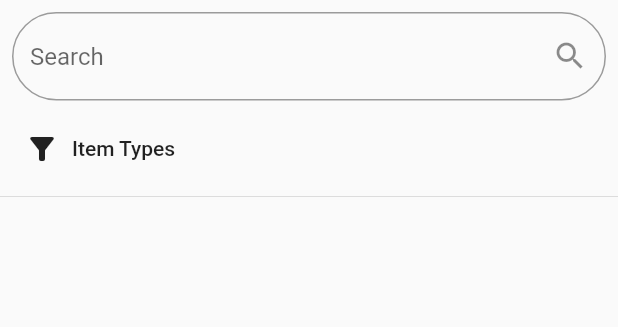
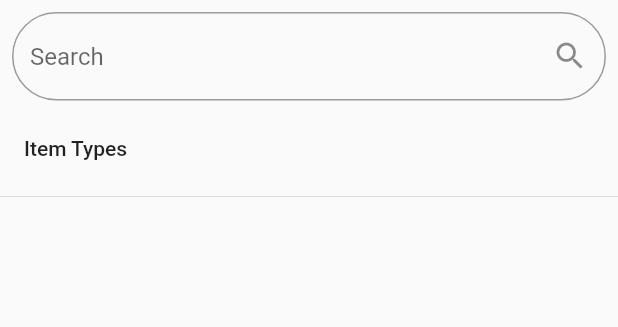
Before and after one commit to vehikl/spare-parts, a Flutter app: the InventoryView widget shown alone on an empty page, opened directly, on a phone screen of 412 x 824 dp. Shown: the top 327 px of the screen. Run offline on Flutter 3.47's test engine with Material 2 defaults, Android fonts, the phone set to English and light mode, and no system bars; our stand-ins replace cloud_firestore, cloud_functions, firebase_auth, firebase_core; accounts and stored records are empty; generated files the repository leaves out were written again; network calls fail.

```diff
--- a/lib/dtos/user_dto.dart
+++ b/lib/dtos/user_dto.dart
@@ -1,7 +1,21 @@
+import 'package:spare_parts/utilities/constants.dart';
+
 class UserDto {
   final String id;
   final String name;
   final String? photoUrl;
+  final UserRole role;
 
-  UserDto({required this.id, required this.name, required this.photoUrl});
+  UserDto({
+    required this.id,
+    required this.name,
+    required this.photoUrl,
+    required this.role,
+  });
+
+  UserDto.fromJson(dynamic data)
+      : id = data['id'],
+        name = data['name'],
+        photoUrl = data['photoUrl'],
+        role = data['role'] == 'admin' ? UserRole.admin : UserRole.user;
 }
--- a/lib/pages/home_page/inventory_view/inventory_view.dart
+++ b/lib/pages/home_page/inventory_view/inventory_view.dart
@@ -85,6 +85,7 @@ class _InventoryViewState extends State<InventoryView> {
               if (isAdmin) ...[
                 SizedBox(width: 10),
                 UserDropdown(
+                  icon: Icons.filter_alt,
                   selectedUsers: _selectedBorrowers,
                   onChanged: _handleBorrowersFilterChanged,
                 ),
--- a/lib/pages/home_page/inventory_view/user_dropdown.dart
+++ b/lib/pages/home_page/inventory_view/user_dropdown.dart
@@ -7,11 +7,13 @@ import 'package:spare_parts/widgets/inputs/multiselect_button.dart';
 class UserDropdown extends StatelessWidget {
   final List<String> selectedUsers;
   final void Function(List<String>) onChanged;
+  final IconData? icon;
 
   const UserDropdown({
     super.key,
     required this.selectedUsers,
     required this.onChanged,
+    this.icon,
   });
 
   @override
@@ -35,6 +37,7 @@ class UserDropdown extends StatelessWidget {
           values: users.map((u) => u.id).toList(),
           selectedValues: selectedUsers,
           onConfirm: onChanged,
+          icon: icon,
           labelBuilder: (uid) =>
               users.singleWhere((user) => user.id == uid).name,
           leadingBuilder: (uid) {
@@ -46,7 +49,8 @@ class UserDropdown extends StatelessWidget {
             return CircleAvatar(
               foregroundImage: NetworkImage(user.photoUrl!),
             );
-            });
+          },
+        );
       },
     );
   }
--- a/lib/widgets/inputs/multiselect_button.dart
+++ b/lib/widgets/inputs/multiselect_button.dart
@@ -8,6 +8,7 @@ class MultiselectButton extends StatelessWidget {
   final void Function(List<String>) onConfirm;
   final Widget Function(String value)? leadingBuilder;
   final String Function(String value)? labelBuilder;
+  final IconData? icon;
 
   const MultiselectButton({
     super.key,
@@ -17,17 +18,19 @@ class MultiselectButton extends StatelessWidget {
     required this.values,
     this.leadingBuilder,
     this.labelBuilder,
+    this.icon,
   });
 
   void _handleChangeSelection(BuildContext context) async {
     final newSelectedValues = await showDialog<List<String>?>(
       context: context,
       builder: (context) => MultiselectDialog(
-          title: 'Pick $buttonLabel',
-          values: values,
-          selectedValues: selectedValues,
-          leadingBuilder: leadingBuilder,
-          labelBuilder: labelBuilder),
+        title: 'Pick $buttonLabel',
+        values: values,
+        selectedValues: selectedValues,
+        leadingBuilder: leadingBuilder,
+        labelBuilder: labelBuilder,
+      ),
     );
 
     if (newSelectedValues != null) {
@@ -37,14 +40,23 @@ class MultiselectButton extends StatelessWidget {
 
   @override
   Widget build(BuildContext context) {
+    final buttonStyle = TextButton.styleFrom(
+      foregroundColor: selectedValues.isEmpty
+          ? Theme.of(context).textTheme.bodyText1!.color
+          : null,
+    );
+    if (icon == null) {
+      return TextButton(
+        style: buttonStyle,
+        onPressed: () => _handleChangeSelection(context),
+        child: Text(buttonLabel),
+      );
+    }
+
     return TextButton.icon(
       label: Text(buttonLabel),
-      icon: Icon(Icons.filter_alt),
-      style: TextButton.styleFrom(
-        foregroundColor: selectedValues.isEmpty
-            ? Theme.of(context).textTheme.bodyText1!.color
-            : null,
-      ),
+      icon: Icon(icon),
+      style: buttonStyle,
       onPressed: () => _handleChangeSelection(context),
     );
   }
```
Also changed, not shown: lib/pages/home_page/settings_view.dart (+62 -1 lines), lib/services/callable_service.dart (+10 -5 lines), 1 other file. Lines whose indentation alone changed are shown as unchanged.
